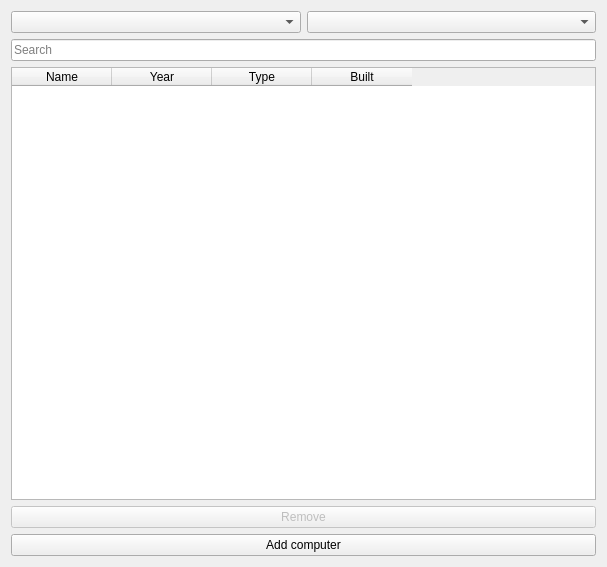
The window that EndurvinnslustöðATeam/Skil3/Ui/computerdisplay.ui (trunti/verklegtn-m) describes before a commit, drawn with Qt 5.
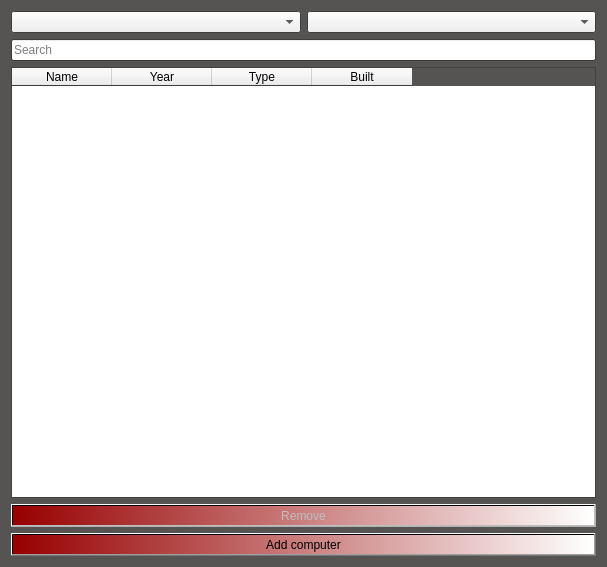
The same window after the commit.

```diff
--- a/EndurvinnslustöðATeam/Skil3/Ui/computerdisplay.ui
+++ b/EndurvinnslustöðATeam/Skil3/Ui/computerdisplay.ui
@@ -10,6 +10,70 @@
     <height>567</height>
    </rect>
   </property>
+  <property name="palette">
+   <palette>
+    <active>
+     <colorrole role="Base">
+      <brush brushstyle="SolidPattern">
+       <color alpha="255">
+        <red>255</red>
+        <green>255</green>
+        <blue>255</blue>
+       </color>
+      </brush>
+     </colorrole>
+     <colorrole role="Window">
+      <brush brushstyle="SolidPattern">
+       <color alpha="255">
+        <red>85</red>
+        <green>84</green>
+        <blue>82</blue>
+       </color>
+      </brush>
+     </colorrole>
+    </active>
+    <inactive>
+     <colorrole role="Base">
+      <brush brushstyle="SolidPattern">
+       <color alpha="255">
+        <red>255</red>
+        <green>255</green>
+        <blue>255</blue>
+       </color>
+      </brush>
+     </colorrole>
+     <colorrole role="Window">
+      <brush brushstyle="SolidPattern">
+       <color alpha="255">
+        <red>85</red>
+        <green>84</green>
+        <blue>82</blue>
+       </color>
+      </brush>
+     </colorrole>
+    </inactive>
+    <disabled>
+     <colorrole role="Base">
+      <brush brushstyle="SolidPattern">
+       <color alpha="255">
+        <red>85</red>
+        <green>84</green>
+        <blue>82</blue>
+       </color>
+      </brush>
+     </colorrole>
+     <colorrole role="Window">
+      <brush brushstyle="SolidPattern">
+       <color alpha="255">
+        <red>85</red>
+        <green>84</green>
+        <blue>82</blue>
+       </color>
+      </brush>
+     </colorrole>
+    </disabled>
+   </palette>
+  </property>
   <property name="windowTitle">
    <string>Dialog</string>
   </property>
@@ -71,6 +135,10 @@
      <property name="enabled">
       <bool>false</bool>
      </property>
+     <property name="styleSheet">
+      <string notr="true">background-color: qlineargradient(spread:pad, x1:0, y1:0, x2:1, y2:0, stop:0 rgba(151, 0, 0, 255), stop:1 rgba(255, 255, 255, 255));
+</string>
+     </property>
      <property name="text">
       <string>Remove</string>
      </property>
@@ -78,6 +146,10 @@
    </item>
    <item>
     <widget class="QPushButton" name="pushButton_add_computer">
+     <property name="styleSheet">
+      <string notr="true">background-color: qlineargradient(spread:pad, x1:0, y1:0, x2:1, y2:0, stop:0 rgba(151, 0, 0, 255), stop:1 rgba(255, 255, 255, 255));
+</string>
+     </property>
      <property name="text">
       <string>Add computer</string>
      </property>
```
